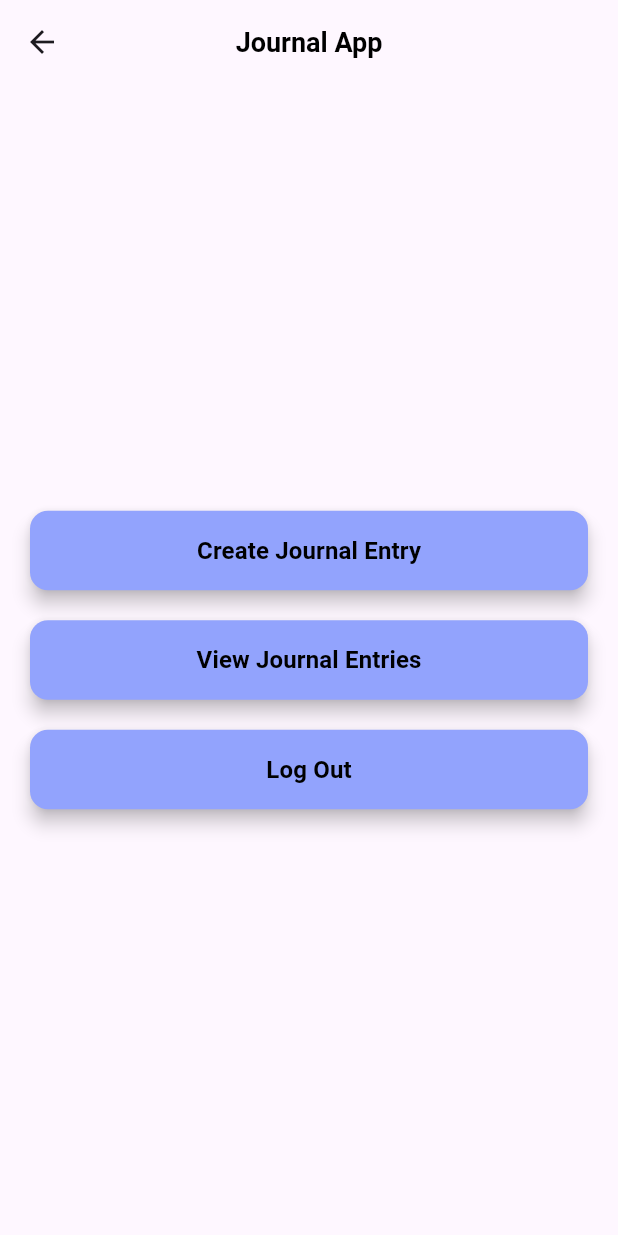
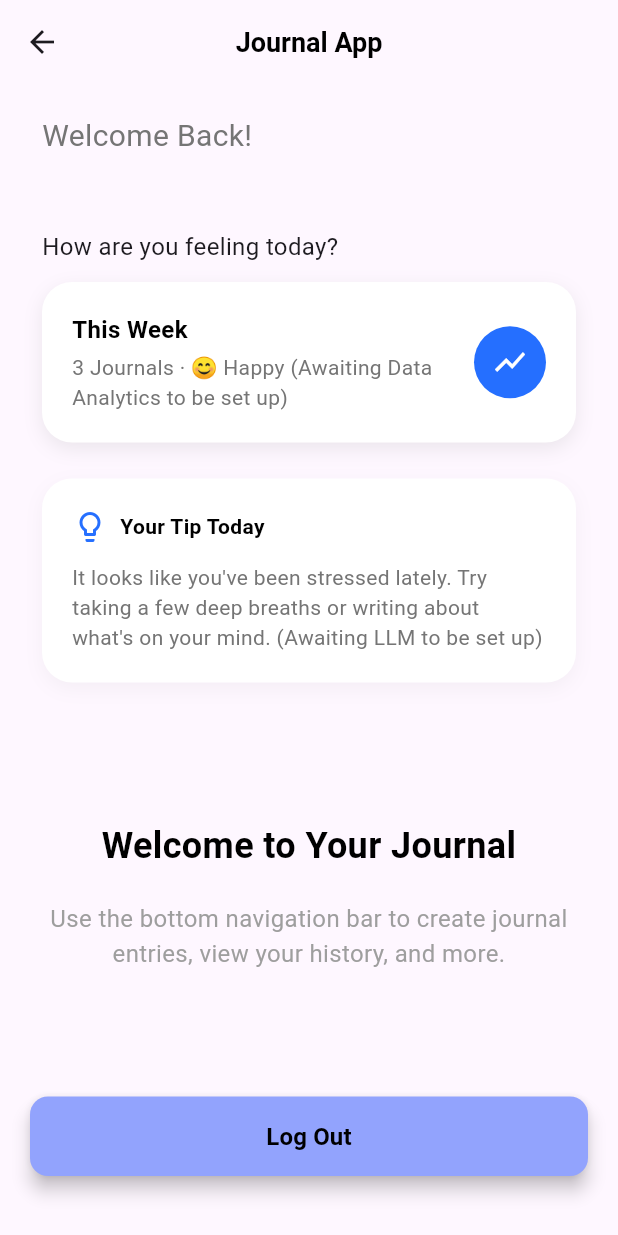
Before and after one commit to alantan493/flutter_affectry, a Flutter app: the HomePage screen opened directly, on a phone screen of 412 x 824 dp. Run offline on Flutter 3.47's test engine with Material 3 defaults, Android fonts, the phone set to English and light mode, and no system bars; our stand-ins replace cloud_firestore, firebase_auth, firebase_core, firebase_storage, flutter_svg, image_picker and 1 more; accounts and stored records are empty.

Commit message:
Updated Home.dart - Better UI and containers to suit DA and LLM Output Summary - Improve readability on smaller screens

```diff
--- a/lib/pages/home.dart
+++ b/lib/pages/home.dart
@@ -1,13 +1,15 @@
+// home.dart
+
 import 'package:flutter/material.dart';
-import 'calendar_logbook.dart'; // Ensure this matches the file name and path
-import 'journal_entry_page.dart'; // Ensure this matches the file name and path
-import 'package:firebase_auth/firebase_auth.dart'; // Import Firebase Authentication
+import 'package:firebase_auth/firebase_auth.dart';
 
 class HomePage extends StatelessWidget {
   const HomePage({super.key});
 
   @override
   Widget build(BuildContext context) {
+    final User? user = FirebaseAuth.instance.currentUser;
+
     return Scaffold(
       appBar: AppBar(
         title: const Text(
@@ -22,75 +24,67 @@ class HomePage extends StatelessWidget {
         elevation: 0,
         centerTitle: true,
       ),
-      body: Padding(
-        padding: const EdgeInsets.symmetric(horizontal: 20, vertical: 30),
+      body: CustomScrollView(
+        physics: BouncingScrollPhysics(),
+        slivers: <Widget>[
+          // 📣 Header + Welcome Message
+          SliverToBoxAdapter(
+            child: _buildHeaderSection(context, user),
+          ),
+
+          // 📊 Mood Summary Card (Placeholder)
+          SliverToBoxAdapter(
+            child: _buildMoodSummaryCard(context),
+          ),
+
+          // 💡 Recommendation / Insight Area (Placeholder)
+          SliverToBoxAdapter(
+            child: _buildRecommendationCard(context),
+          ),
+
+          // 🔽 Original Content Below
+          SliverFillRemaining(
+            hasScrollBody: false,
+            child: Padding(
+              padding: const EdgeInsets.symmetric(horizontal: 20, vertical: 40),
               child: Column(
-          mainAxisAlignment: MainAxisAlignment.center,
-          crossAxisAlignment: CrossAxisAlignment.stretch,
+                mainAxisAlignment: MainAxisAlignment.start,
+                crossAxisAlignment: CrossAxisAlignment.center,
                 children: [
-            ElevatedButton(
-              onPressed: () {
-                Navigator.push(
-                  context,
-                  MaterialPageRoute(
-                    builder: (context) => const JournalEntryPage(
-                      emotion: '',
-                      journal: '',
-                      pictureDescription: '',
-                      imageURL: '',
-                      userEmail: '',
+                  const SizedBox(height: 40),
+
+                  const Text(
+                    'Welcome to Your Journal',
+                    style: TextStyle(
+                      fontSize: 24,
+                      fontWeight: FontWeight.bold,
+                      color: Colors.black,
+                    ),
+                    textAlign: TextAlign.center,
+                  ),
+                  const SizedBox(height: 20),
+                  const Text(
+                    'Use the bottom navigation bar to create journal entries, view your history, and more.',
+                    textAlign: TextAlign.center,
+                    style: TextStyle(
+                      fontSize: 16,
+                      color: Colors.grey,
                     ),
                   ),
-                );
-              },
-              style: ElevatedButton.styleFrom(
-                padding: const EdgeInsets.symmetric(vertical: 15),
-                shape: RoundedRectangleBorder(
-                  borderRadius: BorderRadius.circular(12),
-                ),
-                backgroundColor: const Color(0xFF92A3FD), // Gradient-like color
-                foregroundColor: Colors.black,
-                elevation: 5,
-              ),
-              child: const Text(
-                'Create Journal Entry',
-                style: TextStyle(fontSize: 16, fontWeight: FontWeight.bold),
-              ),
-            ),
-            const SizedBox(height: 20),
-            ElevatedButton(
-              onPressed: () {
-                Navigator.push(
-                  context,
-                  MaterialPageRoute(
-                    builder: (context) => const CalendarLogbookPage(),
-                  ),
-                );
-              },
-              style: ElevatedButton.styleFrom(
-                padding: const EdgeInsets.symmetric(vertical: 15),
-                shape: RoundedRectangleBorder(
-                  borderRadius: BorderRadius.circular(12),
-                ),
-                backgroundColor: const Color(0xFF92A3FD), // Gradient-like color
-                foregroundColor: Colors.black,
-                elevation: 5,
-              ),
-              child: const Text(
-                'View Journal Entries',
-                style: TextStyle(fontSize: 16, fontWeight: FontWeight.bold),
-              ),
-            ),
-            const SizedBox(height: 20),
+
+                  const Spacer(), // Pushes logout button to bottom
+
+                  // Logout Button
                   ElevatedButton(
                     onPressed: () async {
                       try {
                         await FirebaseAuth.instance.signOut();
                         Navigator.pushReplacementNamed(context, '/login');
                       } catch (e) {
-                  print('Error signing out: $e');
                         ScaffoldMessenger.of(context).showSnackBar(
-                    SnackBar(content: Text('Failed to log out. Please try again.')),
+                          SnackBar(
+                            content: Text('Failed to log out. Please try again.'),
+                          ),
                         );
                       }
                     },
@@ -99,18 +93,163 @@ class HomePage extends StatelessWidget {
                       shape: RoundedRectangleBorder(
                         borderRadius: BorderRadius.circular(12),
                       ),
-                backgroundColor: const Color(0xFF92A3FD), // Gradient-like color
+                      backgroundColor: const Color(0xFF92A3FD),
                       foregroundColor: Colors.black,
                       elevation: 5,
                     ),
-              child: const Text(
+                    child: const SizedBox(
+                      width: double.infinity,
+                      child: Text(
                         'Log Out',
+                        textAlign: TextAlign.center,
                         style: TextStyle(fontSize: 16, fontWeight: FontWeight.bold),
+                      ),
                     ),
                   ),
                 ],
               ),
             ),
+          ),
+        ],
+      ),
+    );
+  }
+
+  // --- HEADER SECTION ---
+  Widget _buildHeaderSection(BuildContext context, User? user) {
+    final String userEmail = user?.email ?? "User";
+
+    return Padding(
+      padding: const EdgeInsets.only(left: 28, right: 28, top: 20),
+      child: Column(
+        crossAxisAlignment: CrossAxisAlignment.start,
+        children: [
+          Text(
+            "Welcome Back!",
+            style: TextStyle(
+              color: Colors.grey[600],
+              fontSize: 20,
+            ),
+          ),
+          SizedBox(height: 8),
+          Text(
+            userEmail, // ✅ Show user's email instead of hardcoded name
+            style: TextStyle(
+              color: Colors.black,
+              fontSize: 25,
+              fontWeight: FontWeight.bold,
+            ),
+          ),
+          SizedBox(height: 4),
+          Text(
+            "How are you feeling today?",
+            style: TextStyle(fontSize: 16),
+          )
+        ],
+      ),
+    );
+  }
+
+  // --- MOOD SUMMARY CARD ---
+    Widget _buildMoodSummaryCard(BuildContext context) {
+    return Container(
+      margin: EdgeInsets.symmetric(horizontal: 28, vertical: 12),
+      padding: EdgeInsets.all(20),
+      decoration: BoxDecoration(
+        borderRadius: BorderRadius.circular(20),
+        color: Colors.white,
+        boxShadow: [
+          BoxShadow(
+            color: Colors.grey.withOpacity(0.2),
+            blurRadius: 10,
+            offset: Offset(0, 4),
+          ),
+        ],
+      ),
+      child: Row(
+        mainAxisAlignment: MainAxisAlignment.spaceBetween,
+        children: [
+          Expanded( // ✅ Add Expanded to allow wrapping
+            child: Column(
+              crossAxisAlignment: CrossAxisAlignment.start,
+              children: [
+                Text(
+                  "This Week",
+                  style: TextStyle(
+                    color: Colors.black,
+                    fontSize: 16,
+                    fontWeight: FontWeight.bold,
+                  ),
+                ),
+                SizedBox(height: 4),
+                Text(
+                  "3 Journals · 😊 Happy (Awaiting Data Analytics to be set up)", // Long text
+                  style: TextStyle(
+                    fontSize: 14,
+                    color: Colors.grey[600],
+                  ),
+                  maxLines: 2,
+                  softWrap: true,
+                  overflow: TextOverflow.fade,
+                ),
+              ],
+            ),
+          ),
+          Container(
+            padding: EdgeInsets.all(12),
+            decoration: BoxDecoration(
+              color: const Color(0xff256fff),
+              shape: BoxShape.circle,
+            ),
+            child: Icon(Icons.show_chart, color: Colors.white),
+          ),
+        ],
+      ),
+    );
+  }
+
+  // --- RECOMMENDATION CARD ---
+  Widget _buildRecommendationCard(BuildContext context) {
+    return Container(
+      margin: EdgeInsets.symmetric(horizontal: 28, vertical: 12),
+      padding: EdgeInsets.all(20),
+      decoration: BoxDecoration(
+        borderRadius: BorderRadius.circular(20),
+        color: Colors.white,
+        boxShadow: [
+          BoxShadow(
+            color: Colors.grey.withOpacity(0.1),
+            blurRadius: 10,
+            offset: Offset(0, 4),
+          ),
+        ],
+      ),
+      child: Column(
+        crossAxisAlignment: CrossAxisAlignment.start,
+        children: [
+          Row(
+            children: [
+              Icon(Icons.lightbulb_outline, color: const Color(0xff256fff)),
+              SizedBox(width: 8),
+              Text(
+                "Your Tip Today",
+                style: TextStyle(
+                  fontWeight: FontWeight.bold,
+                  color: Colors.black,
+                ),
+              ),
+            ],
+          ),
+          SizedBox(height: 12),
+          Text(
+            "It looks like you've been stressed lately. Try taking a few deep breaths or writing about what's on your mind. (Awaiting LLM to be set up)",
+            style: TextStyle(
+              fontSize: 14,
+              color: Colors.grey[600],
+            ),
+          ),
+        ],
+      ),
     );
   }
 }
```
Lines whose indentation alone changed are shown as unchanged.
